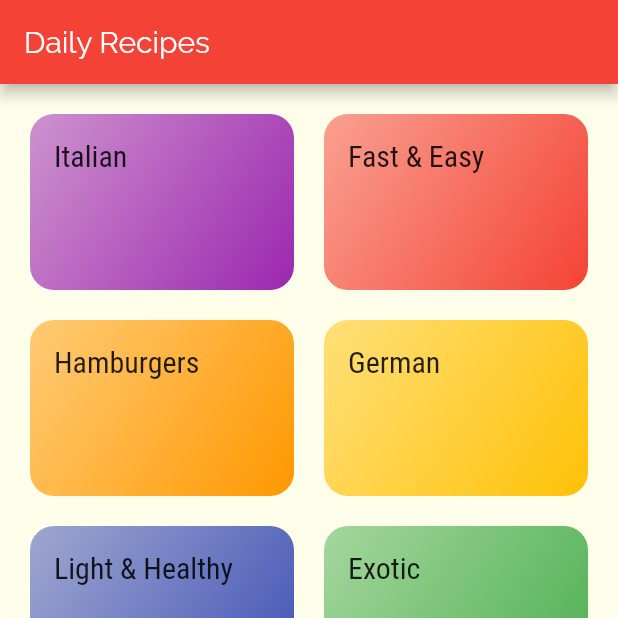
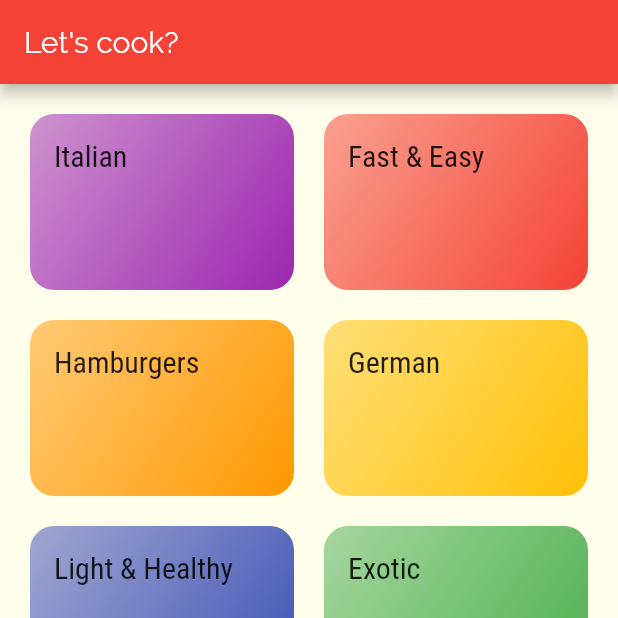
Before and after one commit to dominickbrasileiro/flutter_recipes, a Flutter app: the screen it shows after launch, on a phone screen of 412 x 824 dp, the top half of it. Run offline on Flutter 3.47's test engine with Material 2 defaults, Android fonts, the phone set to English and light mode, and no system bars.

Commit message:
update categories screen app bar title

```diff
--- a/lib/screens/categories_screen.dart
+++ b/lib/screens/categories_screen.dart
@@ -8,7 +8,7 @@ class CategoriesScreen extends StatelessWidget {
   Widget build(BuildContext context) {
     return Scaffold(
       appBar: AppBar(
-        title: Text('Daily Recipes'),
+        title: Text('Let\'s cook?'),
       ),
       body: GridView(
         padding: const EdgeInsets.all(20),
```
